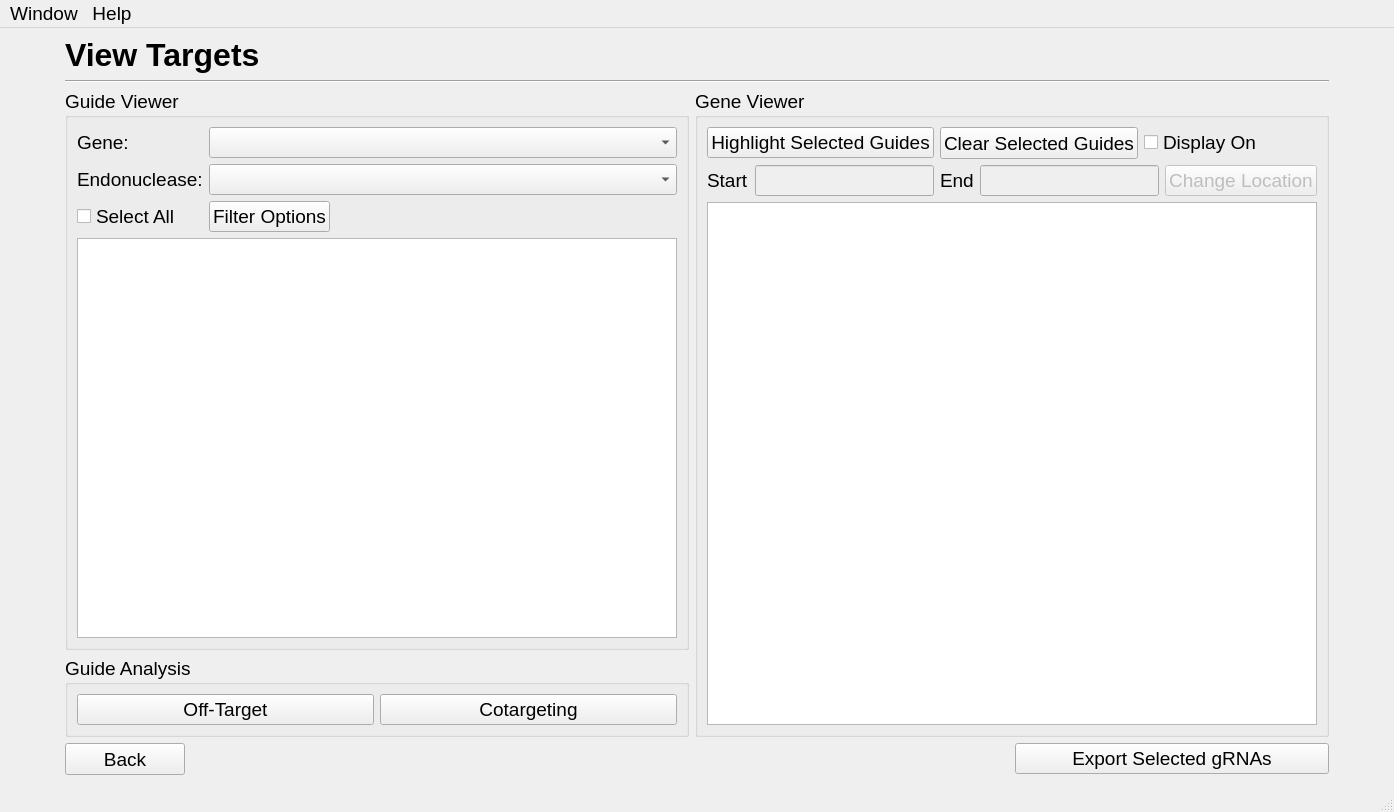
First picture: the form in resultsWindow.ui, repository TrinhLab/CASPERapp, before the edit.
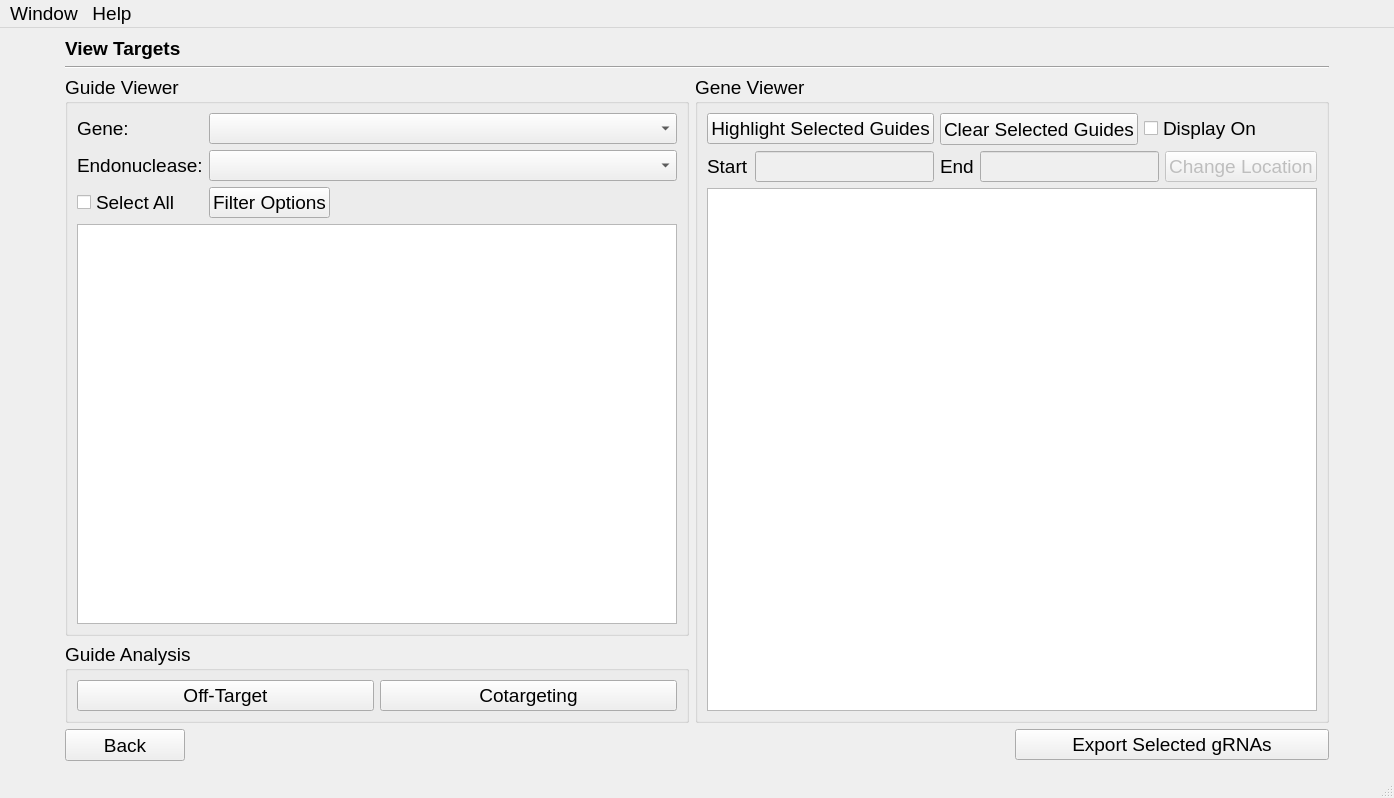
Second picture: the form after the edit.

Commit message: making UI use pixel count for font sizes rather than point size to keep it from scaling from windows scaling

What changed in the file:
```diff
--- a/resultsWindow.ui
+++ b/resultsWindow.ui
@@ -7,7 +7,7 @@
     <x>0</x>
     <y>0</y>
     <width>1394</width>
-    <height>776</height>
+    <height>783</height>
    </rect>
   </property>
   <property name="font">
@@ -20,6 +20,9 @@
    <string>Results</string>
   </property>
   <widget class="QWidget" name="centralwidget">
+   <property name="styleSheet">
+    <string notr="true">font: 16px 'Arial';</string>
+   </property>
    <layout class="QGridLayout" name="gridLayout_2">
     <item row="10" column="4">
      <widget class="QPushButton" name="export_button">
@@ -38,7 +41,10 @@
       <property name="font">
        <font>
         <family>Arial</family>
-        <pointsize>14</pointsize>
+        
+        <weight>50</weight>
+        <italic>false</italic>
+        <bold>false</bold>
        </font>
       </property>
       <property name="toolTip">
@@ -64,6 +70,9 @@
         <verstretch>0</verstretch>
        </sizepolicy>
       </property>
+      <property name="styleSheet">
+       <string notr="true">font: 16px 'Arial';</string>
+      </property>
       <property name="title">
        <string>Guide Analysis</string>
       </property>
@@ -73,7 +82,10 @@
          <property name="font">
           <font>
            <family>Arial</family>
-           <pointsize>14</pointsize>
+           
+           <weight>50</weight>
+           <italic>false</italic>
+           <bold>false</bold>
           </font>
          </property>
          <property name="toolTip">
@@ -89,7 +101,10 @@
          <property name="font">
           <font>
            <family>Arial</family>
-           <pointsize>14</pointsize>
+           
+           <weight>50</weight>
+           <italic>false</italic>
+           <bold>false</bold>
           </font>
          </property>
          <property name="toolTip">
@@ -105,6 +120,9 @@
     </item>
     <item row="2" column="1" rowspan="7" colspan="2">
      <widget class="QGroupBox" name="guide_viewer">
+      <property name="styleSheet">
+       <string notr="true">font: 16px 'Arial';</string>
+      </property>
       <property name="title">
        <string>Guide Viewer</string>
       </property>
@@ -126,7 +144,10 @@
          <property name="font">
           <font>
            <family>Arial</family>
-           <pointsize>14</pointsize>
+           
+           <weight>50</weight>
+           <italic>false</italic>
+           <bold>false</bold>
           </font>
          </property>
          <property name="verticalScrollMode">
@@ -154,7 +175,7 @@
          <property name="font">
           <font>
            <family>Arial</family>
-           <pointsize>14</pointsize>
+           
            <weight>50</weight>
            <italic>false</italic>
            <bold>false</bold>
@@ -173,7 +194,10 @@
          <property name="font">
           <font>
            <family>Arial</family>
-           <pointsize>14</pointsize>
+           
+           <weight>50</weight>
+           <italic>false</italic>
+           <bold>false</bold>
           </font>
          </property>
          <property name="text">
@@ -186,7 +210,10 @@
          <property name="font">
           <font>
            <family>Arial</family>
-           <pointsize>14</pointsize>
+           
+           <weight>50</weight>
+           <italic>false</italic>
+           <bold>false</bold>
           </font>
          </property>
          <property name="styleSheet">
@@ -208,7 +235,10 @@
          <property name="font">
           <font>
            <family>Arial</family>
-           <pointsize>14</pointsize>
+           
+           <weight>50</weight>
+           <italic>false</italic>
+           <bold>false</bold>
           </font>
          </property>
          <property name="toolTip">
@@ -236,7 +266,10 @@
          <property name="font">
           <font>
            <family>Arial</family>
-           <pointsize>14</pointsize>
+           
+           <weight>50</weight>
+           <italic>false</italic>
+           <bold>false</bold>
           </font>
          </property>
         </widget>
@@ -271,6 +304,9 @@
       <property name="toolTip">
        <string>&lt;html&gt;&lt;head/&gt;&lt;body&gt;&lt;p&gt;Gene Viewer shows where each gRNA falls within the selected gene. To use, check &amp;quot;Display On,&amp;quot; Select guides from the table, and click &amp;quot;Highlight Selected Guides.&amp;quot; UPPERCASE nucleotides belong to the gene sequence and lowercase nucleotides belong to regions outside of the gene, which are included to account for gRNAs whose PAMs/cut sites fall within the gene, but other parts of the sequence falls outside the gene.&lt;/p&gt;&lt;p&gt;&lt;br/&gt;&lt;span style=&quot; color:#108040;&quot;&gt;Green highlights&lt;/span&gt; = +ve sense&lt;/p&gt;&lt;p&gt;&lt;span style=&quot; color:#fc0107;&quot;&gt;Red highlights&lt;/span&gt; = -ve sense.&lt;/p&gt;&lt;/body&gt;&lt;/html&gt;</string>
       </property>
+      <property name="styleSheet">
+       <string notr="true">font: 16px 'Arial';</string>
+      </property>
       <property name="title">
        <string>Gene Viewer</string>
       </property>
@@ -316,7 +352,10 @@
            <property name="font">
             <font>
              <family>Arial</family>
-             <pointsize>14</pointsize>
+             
+             <weight>50</weight>
+             <italic>false</italic>
+             <bold>false</bold>
             </font>
            </property>
            <property name="text">
@@ -348,7 +387,10 @@
            <property name="font">
             <font>
              <family>Arial</family>
-             <pointsize>14</pointsize>
+             
+             <weight>50</weight>
+             <italic>false</italic>
+             <bold>false</bold>
             </font>
            </property>
            <property name="text">
@@ -395,7 +437,10 @@
            <property name="font">
             <font>
              <family>Arial</family>
-             <pointsize>14</pointsize>
+             
+             <weight>50</weight>
+             <italic>false</italic>
+             <bold>false</bold>
             </font>
            </property>
            <property name="toolTip">
@@ -425,7 +470,10 @@
          <property name="font">
           <font>
            <family>Arial</family>
-           <pointsize>14</pointsize>
+           
+           <weight>50</weight>
+           <italic>false</italic>
+           <bold>false</bold>
           </font>
          </property>
          <property name="toolTip">
@@ -447,7 +495,10 @@
          <property name="font">
           <font>
            <family>Arial</family>
-           <pointsize>14</pointsize>
+           
+           <weight>50</weight>
+           <italic>false</italic>
+           <bold>false</bold>
           </font>
          </property>
          <property name="toolTip">
@@ -478,7 +529,10 @@
          <property name="font">
           <font>
            <family>Arial</family>
-           <pointsize>14</pointsize>
+           
+           <weight>50</weight>
+           <italic>false</italic>
+           <bold>false</bold>
           </font>
          </property>
          <property name="text">
@@ -512,10 +566,17 @@
       <property name="font">
        <font>
         <family>Arial</family>
+        
+        <weight>75</weight>
+        <italic>false</italic>
+        <bold>true</bold>
        </font>
       </property>
+      <property name="styleSheet">
+       <string notr="true">font: bold 30px 'Arial';</string>
+      </property>
       <property name="text">
-       <string>&lt;html&gt;&lt;head/&gt;&lt;body&gt;&lt;p&gt;&lt;span style=&quot; font-size:24pt; font-weight:600;&quot;&gt;View Targets&lt;/span&gt;&lt;/p&gt;&lt;/body&gt;&lt;/html&gt;</string>
+       <string>View Targets</string>
       </property>
       <property name="scaledContents">
        <bool>true</bool>
@@ -545,7 +606,10 @@
       <property name="font">
        <font>
         <family>Arial</family>
-        <pointsize>14</pointsize>
+        
+        <weight>50</weight>
+        <italic>false</italic>
+        <bold>false</bold>
        </font>
       </property>
       <property name="text">
```
Left out of the diff: 2 changed lines with no effect on the pictures. The commit also changes 34 other files.
